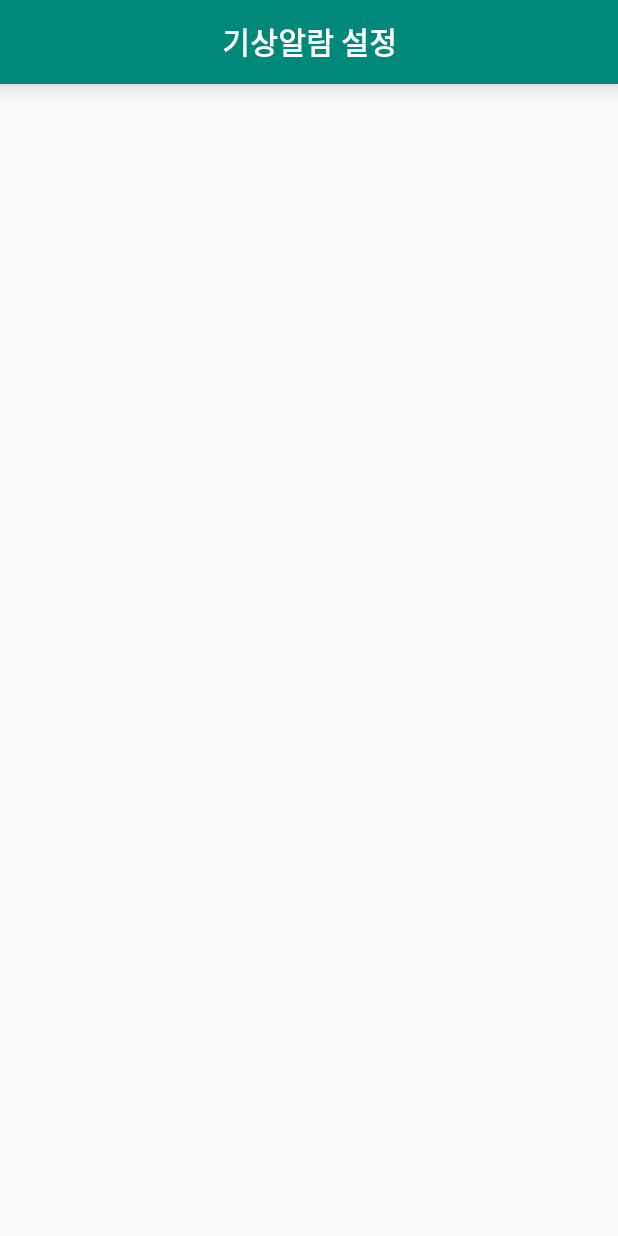
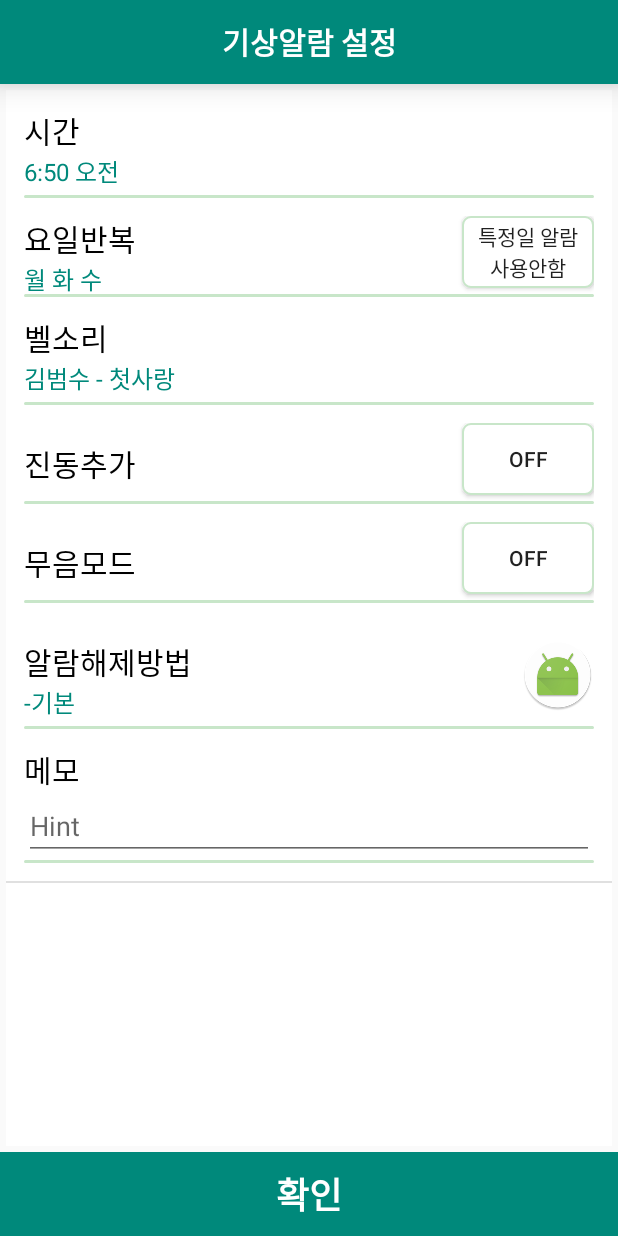
Before and after one commit to donghun1017/AlramGom, an Android app: the RepeatAddActivity screen opened directly, with no data from a screen before it, on a phone screen of 412 x 824 dp. Run offline under Robolectric (Android 15) with nearby library versions, the phone set to English and light mode, and no system bars; Roboto replaces fonts that are not available here.

Commit message:
ui작업

```diff
--- a/app/build.gradle
+++ b/app/build.gradle
@@ -31,6 +31,6 @@ dependencies {
     compile 'com.android.support:support-v4:25.3.1'
     compile 'com.google.android.gms:play-services-plus:10.2.4'
     compile 'com.android.support:recyclerview-v7:25.3.1'
+    compile 'com.android.support:cardview-v7:25.3.1'
     testCompile 'junit:junit:4.12'
-    compile 'com.android.support:cardview-v7:25.3.1'
 }
--- a/app/src/main/AndroidManifest.xml
+++ b/app/src/main/AndroidManifest.xml
@@ -19,7 +19,10 @@
                 <category android:name="android.intent.category.LAUNCHER" />
             </intent-filter>
         </activity>
-        <activity android:name=".RepeatAddActivity"></activity>
+        <activity android:name=".RepeatAddActivity" />
+        <activity android:name=".OneOffAddActivity">
+
+        </activity>
     </application>
 
 </manifest>
--- /dev/null
+++ b/app/src/main/java/com/donghun2017/alramgom/ListViewAdapter.java
@@ -0,0 +1,72 @@
+package com.donghun2017.alramgom;
+
+import android.view.LayoutInflater;
+import android.view.View;
+import android.view.ViewGroup;
+import android.widget.BaseAdapter;
+import android.widget.ImageView;
+import android.widget.ListView;
+import android.widget.TextView;
+
+import java.util.ArrayList;
+
+/**
+ * Created by alfo06-23 on 2017-08-04.
+ */
+
+public class ListViewAdapter extends BaseAdapter {
+
+    ArrayList<ListViewItem> members;
+    LayoutInflater inflater;
+
+    public ListViewAdapter(ArrayList<ListViewItem> members, LayoutInflater inflater) {
+        this.members = members;
+        this.inflater = inflater;
+    }
+
+    @Override
+    public int getCount() {
+        return members.size();
+    }
+
+    @Override
+    public Object getItem(int position) {
+        return members.get(position);
+    }
+
+    @Override
+    public long getItemId(int position) {
+        return position;
+    }
+
+    @Override
+    public View getView(int position, View convertView, ViewGroup parent) {
+
+        if(convertView == null){
+            convertView = inflater.inflate(R.layout.listview_item, null);
+        }
+
+        ListViewItem member = members.get(position);
+        String time = member.getTime();
+        String week = member.getWeek();
+        String selectDay = member.getSelectDay();
+        String ring = member.getRing();
+        boolean vibration = member.isVibration();
+        boolean silent = member.isSilent();
+        int clearImg = member.getClearImg();
+        String memo = member.getMemo();
+
+        TextView textTime = (TextView)convertView.findViewById(R.id.text_time);
+        TextView textWeek = (TextView)convertView.findViewById(R.id.text_week);
+        TextView textRing = (TextView)convertView.findViewById(R.id.text_ring);
+        ImageView clearId = (ImageView)convertView.findViewById(R.id.clear_img);
+
+        textTime.setText(time);
+        textWeek.setText(week);
+        textRing.setText(ring);
+        clearId.setImageResource(clearImg);
+
+
+        return convertView;
+    }
+}
--- /dev/null
+++ b/app/src/main/java/com/donghun2017/alramgom/ListViewItem.java
@@ -0,0 +1,91 @@
+package com.donghun2017.alramgom;
+
+/**
+ * Created by alfo06-23 on 2017-08-04.
+ */
+
+public class ListViewItem {
+    String time;
+    String week;
+    String selectDay;
+    String ring;
+    boolean vibration;
+    boolean silent;
+    int clearImg;
+    String memo;
+
+    public ListViewItem(String time, String week, String selectDay, String ring, boolean vibration, boolean silent, int clearImg, String memo) {
+        this.time = time;
+        this.week = week;
+        this.selectDay = selectDay;
+        this.ring = ring;
+        this.vibration = vibration;
+        this.silent = silent;
+        this.clearImg = clearImg;
+        this.memo = memo;
+    }
+
+    public String getTime() {
+        return time;
+    }
+
+    public void setTime(String time) {
+        this.time = time;
+    }
+
+    public String getWeek() {
+        return week;
+    }
+
+    public void setWeek(String week) {
+        this.week = week;
+    }
+
+    public String getSelectDay() {
+        return selectDay;
+    }
+
+    public void setSelectDay(String selectDay) {
+        this.selectDay = selectDay;
+    }
+
+    public String getRing() {
+        return ring;
+    }
+
+    public void setRing(String ring) {
+        this.ring = ring;
+    }
+
+    public boolean isVibration() {
+        return vibration;
+    }
+
+    public void setVibration(boolean vibration) {
+        this.vibration = vibration;
+    }
+
+    public boolean isSilent() {
+        return silent;
+    }
+
+    public void setSilent(boolean silent) {
+        this.silent = silent;
+    }
+
+    public int getClearImg() {
+        return clearImg;
+    }
+
+    public void setClearImg(int clearImg) {
+        this.clearImg = clearImg;
+    }
+
+    public String getMemo() {
+        return memo;
+    }
+
+    public void setMemo(String memo) {
+        this.memo = memo;
+    }
+}
--- a/app/src/main/java/com/donghun2017/alramgom/MainActivity.java
+++ b/app/src/main/java/com/donghun2017/alramgom/MainActivity.java
@@ -65,6 +65,11 @@ public class MainActivity extends AppCompatActivity {
         return super.onCreateOptionsMenu(menu);
     }
 
+    public void clickOne(View v){
+        Intent intent = new Intent(v.getContext(), OneOffAddActivity.class);
+        startActivity(intent);
+    }
+
     public void clickRe(View v){
         Intent intent = new Intent(v.getContext(), RepeatAddActivity.class);
         startActivity(intent);
--- a/app/src/main/java/com/donghun2017/alramgom/RepeatAddActivity.java
+++ b/app/src/main/java/com/donghun2017/alramgom/RepeatAddActivity.java
@@ -2,12 +2,29 @@ package com.donghun2017.alramgom;
 
 import android.support.v7.app.AppCompatActivity;
 import android.os.Bundle;
+import android.view.LayoutInflater;
+import android.widget.ListView;
+
+import java.util.ArrayList;
 
 public class RepeatAddActivity extends AppCompatActivity {
+
+    ListView listView;
+    ListViewAdapter adapter;
+
+    ArrayList<ListViewItem> members = new ArrayList<>();
 
     @Override
     protected void onCreate(Bundle savedInstanceState) {
         super.onCreate(savedInstanceState);
         setContentView(R.layout.activity_repeat_add);
+
+       members.add(new ListViewItem("6:50 오전", "월 화 수", null, "김범수 - 첫사랑", true, true, R.mipmap.ic_launcher_round, "성공?"));
+
+        listView = (ListView)findViewById(R.id.listView);
+        LayoutInflater inflater = getLayoutInflater();
+        adapter = new ListViewAdapter(members, inflater);
+        listView.setAdapter(adapter);
+
     }
 }
--- /dev/null
+++ b/app/src/main/res/drawable/bg_border_stroke.xml
@@ -0,0 +1,17 @@
+<?xml version="1.0" encoding="utf-8"?>
+<layer-list xmlns:android="http://schemas.android.com/apk/res/android">
+
+    <item>
+        <shape>
+            <stroke
+                android:width="1dp"
+                android:color="#C8E6C9"/>
+
+            <solid android:color="#FFFFFF"/>
+
+            <corners android:radius="5dp"/>
+        </shape>
+    </item>
+
+
+</layer-list>
--- a/app/src/main/res/layout/activity_repeat_add.xml
+++ b/app/src/main/res/layout/activity_repeat_add.xml
@@ -26,5 +26,25 @@
 
     </android.support.v7.widget.Toolbar>
 
+    <ListView
+        android:id="@+id/listView"
+        android:layout_width="match_parent"
+        android:layout_height="0dp"
+        android:layout_weight="1"
+        android:layout_margin="4dp"
+        android:background="#FFFFFF">
+
+    </ListView>
+
+    <TextView
+        android:layout_width="match_parent"
+        android:layout_height="?android:attr/actionBarSize"
+        android:text="확인"
+        android:textSize="24sp"
+        android:textStyle="bold"
+        android:textColor="#ffffff"
+        android:background="#00897B"
+        android:gravity="center"/>
+
 
 </LinearLayout>
--- a/app/src/main/res/layout/fragment_tab1.xml
+++ b/app/src/main/res/layout/fragment_tab1.xml
@@ -34,9 +34,6 @@
 
     </LinearLayout>
 
-
-
-
     <android.support.v7.widget.RecyclerView
         android:id="@+id/recycler_alarm"
         android:layout_width="match_parent"
--- /dev/null
+++ b/app/src/main/res/layout/listview_item.xml
@@ -0,0 +1,250 @@
+<?xml version="1.0" encoding="utf-8"?>
+<LinearLayout xmlns:android="http://schemas.android.com/apk/res/android"
+    android:layout_width="match_parent"
+    android:layout_height="match_parent"
+    android:orientation="vertical">
+
+    <RelativeLayout
+        android:layout_width="match_parent"
+        android:layout_height="wrap_content"
+        android:layout_margin="12dp">
+
+        <TextView
+            android:id="@+id/time_id"
+            android:layout_width="match_parent"
+            android:layout_height="wrap_content"
+            android:text="시간"
+            android:textColor="@color/black"
+            android:textSize="20sp" />
+
+        <TextView
+            android:id="@+id/text_time"
+            android:layout_width="match_parent"
+            android:layout_height="wrap_content"
+            android:layout_below="@+id/time_id"
+            android:text="6:50 오전"
+            android:textColor="@color/green"
+            android:textSize="16sp" />
+
+        <View
+            android:layout_width="match_parent"
+            android:layout_height="2dp"
+            android:layout_below="@+id/text_time"
+            android:layout_marginTop="4dp"
+            android:background="@drawable/bg_border_stroke" />
+
+    </RelativeLayout>
+
+
+    <RelativeLayout
+        android:layout_width="match_parent"
+        android:layout_height="wrap_content"
+        android:layout_marginBottom="12dp"
+        android:layout_marginLeft="12dp"
+        android:layout_marginRight="12dp">
+
+        <TextView
+            android:id="@+id/week_id"
+            android:layout_width="wrap_content"
+            android:layout_height="wrap_content"
+            android:text="요일반복"
+            android:textColor="@color/black"
+            android:textSize="20sp" />
+
+        <TextView
+            android:id="@+id/text_week"
+            android:layout_width="wrap_content"
+            android:layout_height="wrap_content"
+            android:layout_below="@+id/week_id"
+            android:text="월 화 수 목 금 토 일"
+            android:textColor="@color/green"
+            android:textSize="16sp" />
+
+        <Button
+            android:id="@+id/select_btn"
+            android:layout_width="wrap_content"
+            android:layout_height="wrap_content"
+            android:layout_alignParentRight="true"
+            android:background="@drawable/bg_border_stroke"
+            android:text="특정일 알람\n사용안함" />
+
+        <View
+            android:layout_width="match_parent"
+            android:layout_height="2dp"
+            android:layout_below="@+id/select_btn"
+            android:layout_marginTop="4dp"
+            android:background="@drawable/bg_border_stroke" />
+
+    </RelativeLayout>
+
+
+    <RelativeLayout
+        android:layout_width="match_parent"
+        android:layout_height="wrap_content"
+        android:layout_marginBottom="12dp"
+        android:layout_marginLeft="12dp"
+        android:layout_marginRight="12dp">
+
+        <TextView
+            android:id="@+id/ring_id"
+            android:layout_width="match_parent"
+            android:layout_height="wrap_content"
+            android:text="벨소리"
+            android:textColor="@color/black"
+            android:textSize="20sp" />
+
+        <TextView
+            android:id="@+id/text_ring"
+            android:layout_width="match_parent"
+            android:layout_height="wrap_content"
+            android:layout_below="@+id/ring_id"
+            android:text="김광석 - 너무 아픈 사랑은 사랑이 아니었음을"
+            android:textColor="@color/green"
+            android:textSize="16sp" />
+
+        <View
+            android:layout_width="match_parent"
+            android:layout_height="2dp"
+            android:layout_below="@+id/text_ring"
+            android:layout_marginTop="4dp"
+            android:background="@drawable/bg_border_stroke" />
+
+    </RelativeLayout>
+
+
+    <RelativeLayout
+        android:layout_width="match_parent"
+        android:layout_height="wrap_content"
+        android:layout_marginBottom="12dp"
+        android:layout_marginLeft="12dp"
+        android:layout_marginRight="12dp">
+
+        <TextView
+            android:layout_width="wrap_content"
+            android:layout_height="wrap_content"
+            android:layout_centerVertical="true"
+            android:text="진동추가"
+            android:textColor="#000000"
+            android:textSize="20sp" />
+
+        <ToggleButton
+            android:id="@+id/vibra_toggle"
+            android:layout_width="wrap_content"
+            android:layout_height="wrap_content"
+            android:layout_alignParentRight="true"
+            android:background="@drawable/bg_border_stroke" />
+
+        <View
+            android:layout_width="match_parent"
+            android:layout_height="2dp"
+            android:layout_below="@+id/vibra_toggle"
+            android:layout_marginTop="4dp"
+            android:background="@drawable/bg_border_stroke" />
+
+    </RelativeLayout>
+
+    <RelativeLayout
+        android:layout_width="match_parent"
+        android:layout_height="wrap_content"
+        android:layout_marginBottom="12dp"
+        android:layout_marginLeft="12dp"
+        android:layout_marginRight="12dp">
+
+        <TextView
+            android:layout_width="wrap_content"
+            android:layout_height="wrap_content"
+            android:layout_centerVertical="true"
+            android:text="무음모드"
+            android:textColor="#000000"
+            android:textSize="20sp" />
+
+        <ToggleButton
+            android:id="@+id/silent_toggle"
+            android:layout_width="wrap_content"
+            android:layout_height="wrap_content"
+            android:layout_alignParentRight="true"
+            android:background="@drawable/bg_border_stroke" />
+
+        <View
+            android:layout_width="match_parent"
+            android:layout_height="2dp"
+            android:layout_below="@+id/silent_toggle"
+            android:layout_marginTop="4dp"
+            android:background="@drawable/bg_border_stroke" />
+
+    </RelativeLayout>
+
+
+    <RelativeLayout
+        android:layout_width="match_parent"
+        android:layout_height="wrap_content"
+        android:layout_margin="12dp">
+
+        <TextView
+            android:id="@+id/clear_id"
+            android:layout_width="wrap_content"
+            android:layout_height="wrap_content"
+            android:text="알람해제방법"
+            android:textColor="@color/black"
+            android:textSize="20sp" />
+
+        <TextView
+            android:id="@+id/text_clear"
+            android:layout_width="wrap_content"
+            android:layout_height="wrap_content"
+            android:layout_below="@+id/clear_id"
+            android:text="-기본"
+            android:textColor="@color/green"
+            android:textSize="16sp" />
+
+        <ImageView
+            android:id="@+id/clear_img"
+            android:layout_width="wrap_content"
+            android:layout_height="wrap_content"
+            android:layout_alignParentRight="true"
+            android:src="@mipmap/ic_launcher" />
+
+        <View
+            android:layout_width="match_parent"
+            android:layout_height="2dp"
+            android:layout_below="@+id/text_clear"
+            android:layout_marginTop="4dp"
+            android:background="@drawable/bg_border_stroke" />
+
+    </RelativeLayout>
+
+
+    <RelativeLayout
+        android:layout_width="match_parent"
+        android:layout_height="wrap_content"
+        android:layout_marginBottom="12dp"
+        android:layout_marginLeft="12dp"
+        android:layout_marginRight="12dp">
+
+        <TextView
+            android:id="@+id/memo_id"
+            android:layout_width="match_parent"
+            android:layout_height="wrap_content"
+            android:text="메모"
+            android:textColor="@color/black"
+            android:textSize="20sp" />
+
+        <EditText
+            android:id="@+id/edit_memo"
+            android:layout_width="match_parent"
+            android:layout_height="wrap_content"
+            android:layout_below="@+id/memo_id"
+            android:hint="Hint"
+            android:textColor="@color/green" />
+
+        <View
+            android:layout_width="match_parent"
+            android:layout_height="2dp"
+            android:layout_below="@+id/edit_memo"
+            android:background="@drawable/bg_border_stroke" />
+
+
+    </RelativeLayout>
+
+
+</LinearLayout>
--- a/app/src/main/res/layout/recycler_wakeup.xml
+++ b/app/src/main/res/layout/recycler_wakeup.xml
@@ -11,7 +11,6 @@
         android:layout_width="match_parent"
         android:layout_height="match_parent"
         android:gravity="center">
-
         <TextView
             android:id="@+id/time"
             android:layout_width="80dp"
@@ -36,6 +35,8 @@
             android:layout_height="wrap_content"
             android:layout_toLeftOf="@+id/img"
             android:text="특정일\n알람해제"
+            android:layout_marginTop="6dp"
+            android:background="@drawable/bg_border_stroke2"
             android:layout_marginRight="8dp"/>
 
         <CheckBox
--- a/app/src/main/res/values/colors.xml
+++ b/app/src/main/res/values/colors.xml
@@ -4,4 +4,6 @@
     <color name="colorPrimaryDark">#303F9F</color>
     <color name="colorAccent">#FF4081</color>
     <color name="white">#FFFFFF</color>
+    <color name="green">#00897B</color>
+    <color name="black">#000000</color>
 </resources>
```
Also changed, not shown: app/src/main/java/com/donghun2017/alramgom/OneOffAddActivity.java (added, +22 -0 lines), app/src/main/res/drawable/bg_border_stroke2.xml (added, +16 -0 lines), app/src/main/res/layout/activity_main.xml (+14 -6 lines), app/src/main/res/layout/activity_one_off_add.xml (added, +143 -0 lines), app/src/main/res/layout/fragment_tab2.xml (+12 -3 lines).
